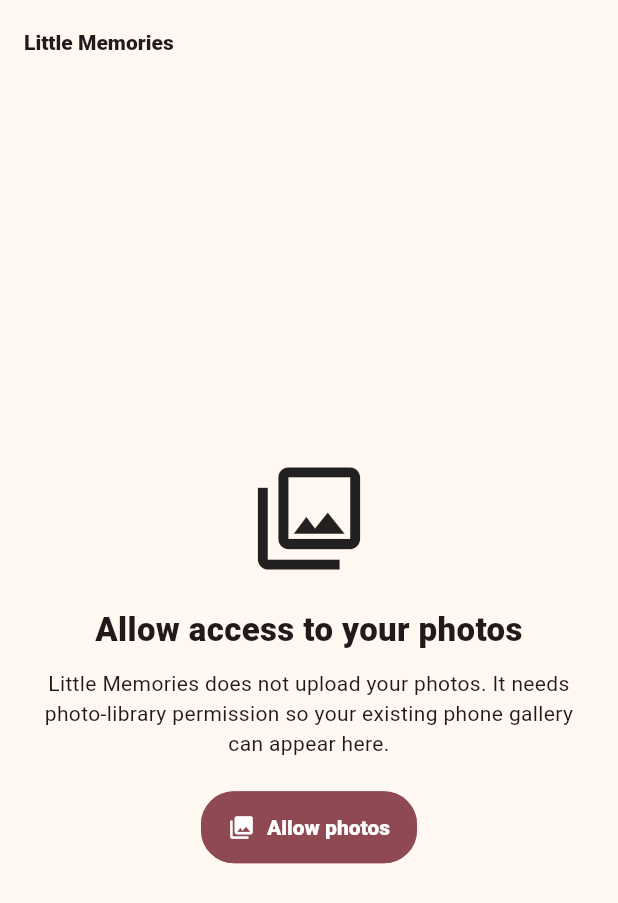
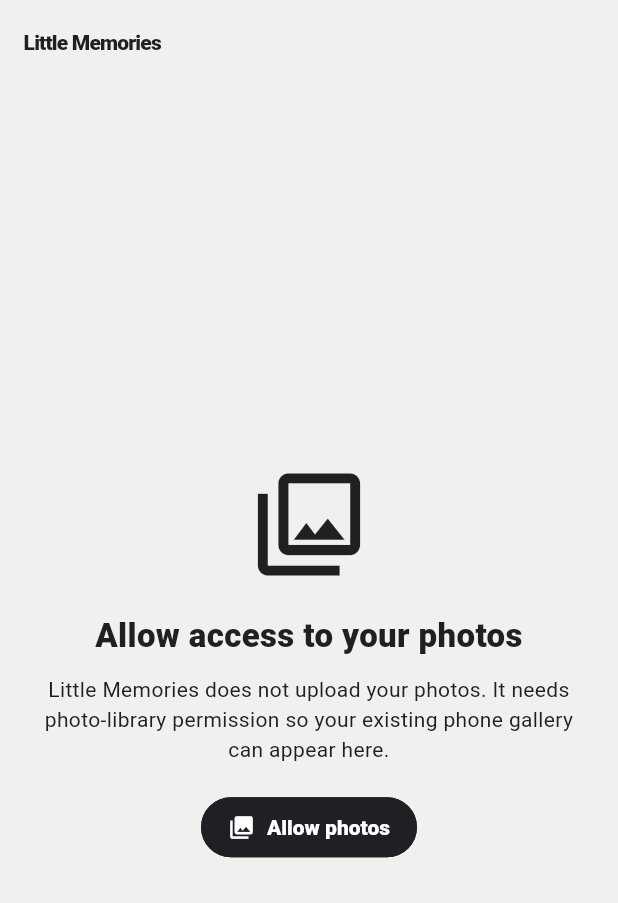
Before and after one commit to joshihimanshu199798/little-memories, a Flutter app: the screen it shows after launch, on a phone screen of 412 x 824 dp. Shown: the top 903 px of the screen. Run offline on Flutter 3.47's test engine with Material 3 defaults, Android fonts, the phone set to English and light mode, and no system bars; drawn by our look-alikes of dynamic_color; our stand-ins replace image_picker, open_file, permission_handler, qr_flutter, share_plus, shared_preferences and 2 more; missing offline and left inert: image_editor_plus, photo_manager; Roboto replaces fonts that are missing (sans-serif-rounded); statements that could not run were skipped.

Commit message:
Apply monochrome editorial design system across Little Memories

```diff
--- a/lib/main.dart
+++ b/lib/main.dart
@@ -252,7 +252,7 @@
 const designAccentColors=<Color>[Color(0xFFE85D75),Color(0xFF6750A4),Color(0xFF006A60),Color(0xFF0061A4),Color(0xFF9C4146),Color(0xFF7B5800),Color(0xFF526600),Color(0xFF444746),Color(0xFFB3261E)];
 const designAccentNames=<String>['Rose','Violet','Teal','Ocean','Berry','Amber','Olive','Graphite','Red'];
 const comicThemes=<ComicTheme>[
-  ComicTheme('Comic Pop','Playful bubbles, stickers and bold panels','sans-serif-rounded',Color(0xFFE85D75),Color(0xFFFFF8F0),Color(0xFFFFFFFF),24,0,26,0),
+  ComicTheme('Editorial','Monochrome editorial, bold labels and framed memories','sans-serif',Color(0xFF202024),Color(0xFFF1F0EE),Color(0xFFFAF9F7),14,0,14,9),
   ComicTheme('Scrapbook','Paper layers, tape and handmade memories','serif',Color(0xFFB86B45),Color(0xFFF5EBDD),Color(0xFFFFFCF5),14,3,14,1),
   ComicTheme('Watercolor','Soft gallery, airy cards and painted mood','sans-serif',Color(0xFF4C8DCE),Color(0xFFF2F8FB),Color(0xFFFFFFFF),26,2,28,2),
   ComicTheme('Polaroid','Film frames, compact cards and photo-book feel','sans-serif',Color(0xFF6B6258),Color(0xFFECE7DE),Color(0xFFFFFEFA),8,1,10,3),
@@ -286,25 +286,39 @@
   Future<void> _saveDesign(String key, Object value) async {final p=await SharedPreferences.getInstance();if(value is int)await p.setInt(key,value);else if(value is double)await p.setDouble(key,value);else if(value is bool)await p.setBool(key,value);}
   ThemeData _theme(ComicTheme t,bool isDark,{ColorScheme? dynamicScheme}){
     final seed=accentIndex>=0?designAccentColors[accentIndex]:t.seed;
-    final scheme=dynamicScheme??ColorScheme.fromSeed(seedColor:seed,brightness:isDark?Brightness.dark:Brightness.light);
+    final scheme = t.style == 9
+        ? (isDark
+            ? const ColorScheme.dark(
+                primary: Color(0xFFF2F0ED), onPrimary: Color(0xFF202024),
+                secondary: Color(0xFFD1CFCC), onSecondary: Color(0xFF202024),
+                surface: Color(0xFF19191C), onSurface: Color(0xFFF3F1EE),
+                outline: Color(0xFF777571), outlineVariant: Color(0xFF4B4A48),
+              )
+            : const ColorScheme.light(
+                primary: Color(0xFF202024), onPrimary: Color(0xFFFFFFFF),
+                secondary: Color(0xFF4A4947), onSecondary: Color(0xFFFFFFFF),
+                surface: Color(0xFFFAF9F7), onSurface: Color(0xFF202024),
+                outline: Color(0xFF393836), outlineVariant: Color(0xFFD0CECA),
+              ))
+        : (dynamicScheme ?? ColorScheme.fromSeed(seedColor:seed,brightness:isDark?Brightness.dark:Brightness.light));
     final text=ThemeData(useMaterial3:true).textTheme.apply(fontFamily:t.fontFamily,bodyColor:scheme.onSurface,displayColor:scheme.onSurface);
     final radius=cornerRadius;
-    final background=dynamicScheme?.surface??t.background;
-    final surface=dynamicScheme?.surfaceContainerLow??t.surface;
-    final card=RoundedRectangleBorder(borderRadius:BorderRadius.circular(radius),side:BorderSide(color:scheme.primary.withValues(alpha:t.style==3 ? .22 : .16),width:t.style==0?2:1));
-    final button=RoundedRectangleBorder(borderRadius:BorderRadius.circular(radius+2),side:BorderSide(color:scheme.primary.withValues(alpha:t.style==0 ? .7 : .25),width:t.style==0?1.5:1));
+    final background=t.style == 9 ? (isDark ? const Color(0xFF111113) : const Color(0xFFF1F0EE)) : (dynamicScheme?.surface??t.background);
+    final surface=t.style == 9 ? (isDark ? const Color(0xFF1D1D20) : const Color(0xFFFAF9F7)) : (dynamicScheme?.surfaceContainerLow??t.surface);
+    final card=RoundedRectangleBorder(borderRadius:BorderRadius.circular(radius),side:BorderSide(color:t.style == 9 ? scheme.onSurface.withValues(alpha:.72) : scheme.primary.withValues(alpha:t.style==3 ? .22 : .16),width:t.style==9 ? 1.15 : t.style==0?2:1));
+    final button=RoundedRectangleBorder(borderRadius:BorderRadius.circular(radius+2),side:BorderSide(color:scheme.primary.withValues(alpha:t.style==9 ? 1 : t.style==0 ? .7 : .25),width:t.style==9 ? 1.2 : t.style==0?1.5:1));
     return ThemeData(
       useMaterial3:true,colorScheme:scheme,scaffoldBackgroundColor:background,textTheme:text,
       extensions:<ThemeExtension<dynamic>>[DesignTokens(gridSpacing:gridSpacing,cornerRadius:cornerRadius,typographyScale:typographyScale)],
-      visualDensity:t.style==5?VisualDensity.compact:VisualDensity.standard,
+      visualDensity:(t.style==5 || t.style==9)?VisualDensity.compact:VisualDensity.standard,
       cardTheme:CardThemeData(color:surface,elevation:t.cardElevation,margin:EdgeInsets.zero,clipBehavior:Clip.antiAlias,shape:card),
-      appBarTheme:AppBarTheme(backgroundColor:background,surfaceTintColor:Colors.transparent,foregroundColor:scheme.onSurface,elevation:t.style==1?1:0,centerTitle:t.style==3||t.style==4,titleTextStyle:text.titleLarge?.copyWith(fontWeight:FontWeight.w900)),
+      appBarTheme:AppBarTheme(backgroundColor:background,surfaceTintColor:Colors.transparent,foregroundColor:scheme.onSurface,elevation:0,centerTitle:t.style==3||t.style==4,titleTextStyle:text.titleLarge?.copyWith(fontWeight:FontWeight.w900,letterSpacing:t.style==9 ? -.55 : 0)),
       navigationBarTheme:NavigationBarThemeData(height:t.style==0?78:72,backgroundColor:t.style==4?surface:background,elevation:t.style==0?3:0,indicatorColor:scheme.primary.withValues(alpha:.18),indicatorShape:RoundedRectangleBorder(borderRadius:BorderRadius.circular(t.style==0?24:radius)),labelBehavior:t.style==5?NavigationDestinationLabelBehavior.alwaysShow:NavigationDestinationLabelBehavior.onlyShowSelected),
       filledButtonTheme:FilledButtonThemeData(style:FilledButton.styleFrom(minimumSize:const Size(0,48),padding:const EdgeInsets.symmetric(horizontal:18,vertical:13),textStyle:TextStyle(fontFamily:t.fontFamily,fontWeight:FontWeight.w800),shape:button)),
       outlinedButtonTheme:OutlinedButtonThemeData(style:OutlinedButton.styleFrom(minimumSize:const Size(0,48),textStyle:TextStyle(fontFamily:t.fontFamily,fontWeight:FontWeight.w800),shape:button)),
       textButtonTheme:TextButtonThemeData(style:TextButton.styleFrom(textStyle:TextStyle(fontFamily:t.fontFamily,fontWeight:FontWeight.w800),shape:RoundedRectangleBorder(borderRadius:BorderRadius.circular(radius)))),
-      inputDecorationTheme:InputDecorationTheme(filled:true,fillColor:surface,contentPadding:const EdgeInsets.symmetric(horizontal:16,vertical:14),border:OutlineInputBorder(borderRadius:BorderRadius.circular(radius),borderSide:BorderSide(color:scheme.outlineVariant)),enabledBorder:OutlineInputBorder(borderRadius:BorderRadius.circular(radius),borderSide:BorderSide(color:scheme.outlineVariant)),focusedBorder:OutlineInputBorder(borderRadius:BorderRadius.circular(radius),borderSide:BorderSide(color:scheme.primary,width:2))),
-      chipTheme:ChipThemeData(shape:RoundedRectangleBorder(borderRadius:BorderRadius.circular(t.style==0?22:radius),side:BorderSide(color:scheme.outlineVariant)),side:BorderSide(color:scheme.outlineVariant)),
+      inputDecorationTheme:InputDecorationTheme(filled:true,fillColor:surface,contentPadding:const EdgeInsets.symmetric(horizontal:16,vertical:14),border:OutlineInputBorder(borderRadius:BorderRadius.circular(radius),borderSide:BorderSide(color:t.style==9?scheme.onSurface:scheme.outlineVariant,width:t.style==9?1.1:1)),enabledBorder:OutlineInputBorder(borderRadius:BorderRadius.circular(radius),borderSide:BorderSide(color:t.style==9?scheme.onSurface:scheme.outlineVariant,width:t.style==9?1.1:1)),focusedBorder:OutlineInputBorder(borderRadius:BorderRadius.circular(radius),borderSide:BorderSide(color:scheme.primary,width:1.6))),
+      chipTheme:ChipThemeData(backgroundColor:t.style==9?surface:null,shape:RoundedRectangleBorder(borderRadius:BorderRadius.circular(t.style==0?22:radius),side:BorderSide(color:t.style==9?scheme.onSurface:scheme.outlineVariant)),side:BorderSide(color:t.style==9?scheme.onSurface:scheme.outlineVariant),labelStyle:TextStyle(fontWeight:FontWeight.w700,letterSpacing:t.style==9?.15:0)),
       listTileTheme:ListTileThemeData(shape:RoundedRectangleBorder(borderRadius:BorderRadius.circular(radius))),
       dialogTheme:DialogThemeData(backgroundColor:surface,shape:RoundedRectangleBorder(borderRadius:BorderRadius.circular(radius+4))),
       bottomSheetTheme:BottomSheetThemeData(backgroundColor:surface,shape:RoundedRectangleBorder(borderRadius:BorderRadius.vertical(top:Radius.circular(radius+8)))),
```
